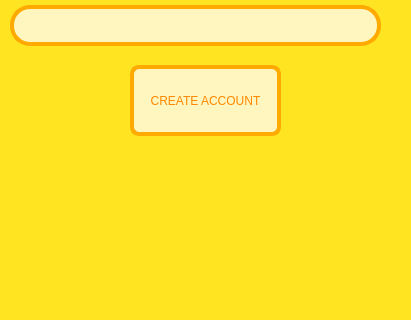
The window that gui/register.ui (quanpcm/BASIC-TO-DO) describes before a commit, drawn with Qt 5; both pictures show x 0 to 411 and y 435 to 755 of the 411 by 755 pixel window.
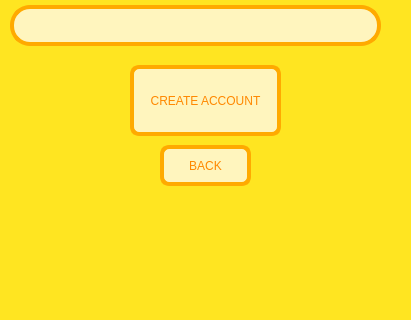
The same window after the commit.

Commit message: sua code va ui

The edit to the form file:
```diff
--- a/gui/register.ui
+++ b/gui/register.ui
@@ -224,6 +224,26 @@
     <string/>
    </property>
   </widget>
+  <widget class="QPushButton" name="btn_create_2">
+   <property name="geometry">
+    <rect>
+     <x>160</x>
+     <y>580</y>
+     <width>91</width>
+     <height>41</height>
+    </rect>
+   </property>
+   <property name="styleSheet">
+    <string notr="true">color: rgb(255, 136, 0);
+border: 4px solid rgb(255, 170, 0);
+  border-radius: 9px;
+background: solid rgb(255, 245, 190);
+text-indent: 20px;</string>
+   </property>
+   <property name="text">
+    <string>BACK</string>
+   </property>
+  </widget>
  </widget>
  <resources/>
  <connections/>
```
The commit also changes 6 other files.
